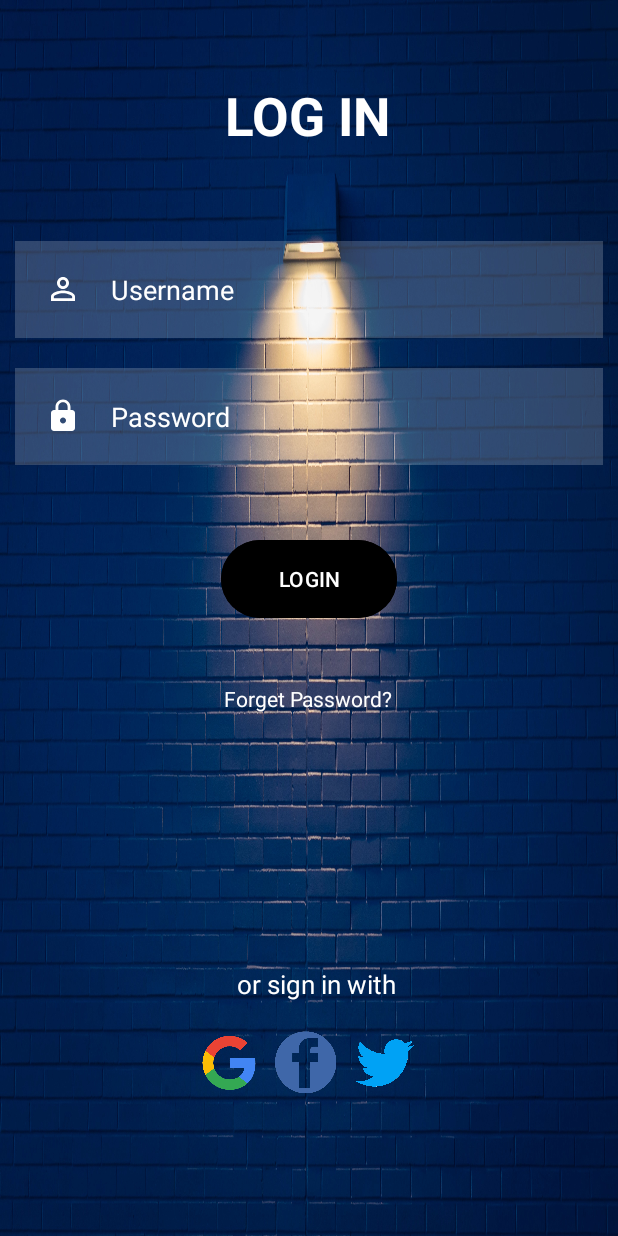
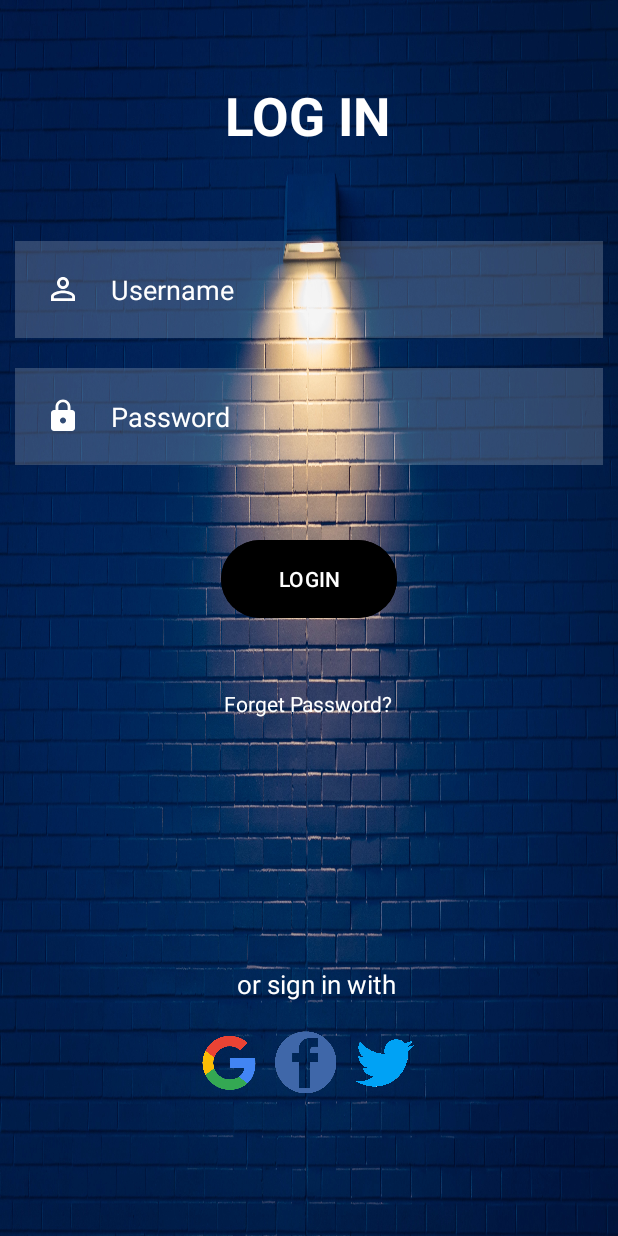
Before and after one commit to teeshaa/pathfinder-app, an Android app: the screen it shows after launch (MainActivity), on a phone screen of 412 x 824 dp. Run offline under Robolectric (Android 15) with nearby library versions, the light colour scheme and no system bars.

Commit message:
Login page updated

```diff
--- a/app/src/main/res/layout/activity_main.xml
+++ b/app/src/main/res/layout/activity_main.xml
@@ -84,7 +84,7 @@
         android:layout_centerHorizontal="true"
         android:layout_marginStart="20dp"
         android:layout_marginLeft="20dp"
-        android:layout_marginTop="20dp"
+        android:layout_marginTop="23dp"
         android:layout_marginEnd="20dp"
         android:layout_marginRight="20dp"
         android:layout_marginBottom="20dp"
```
